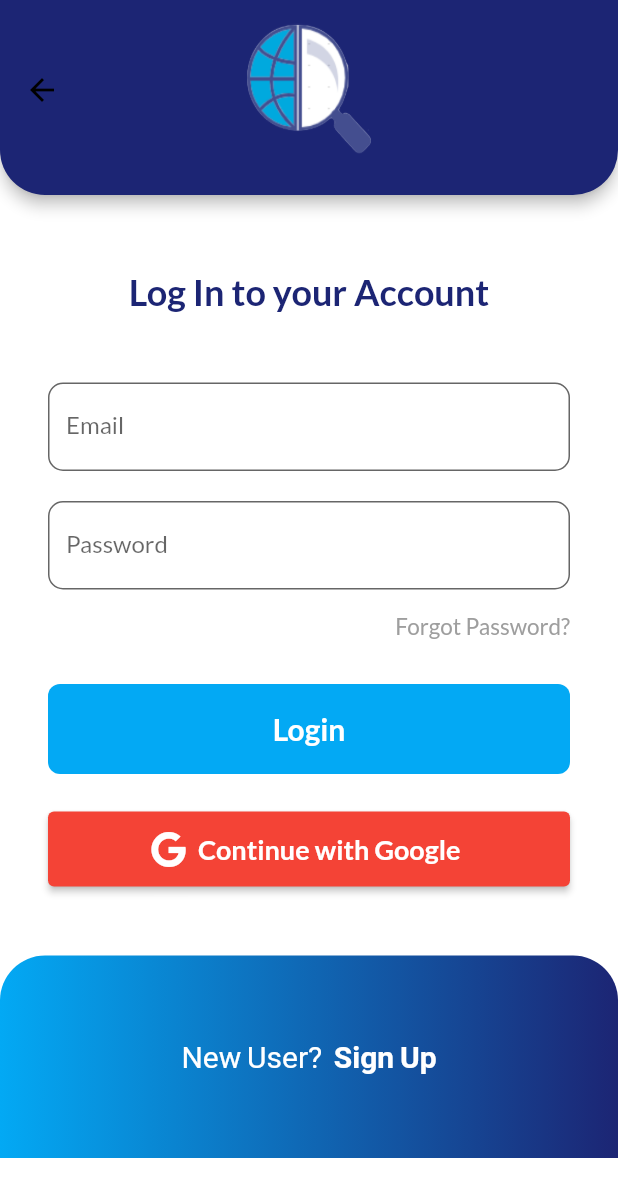
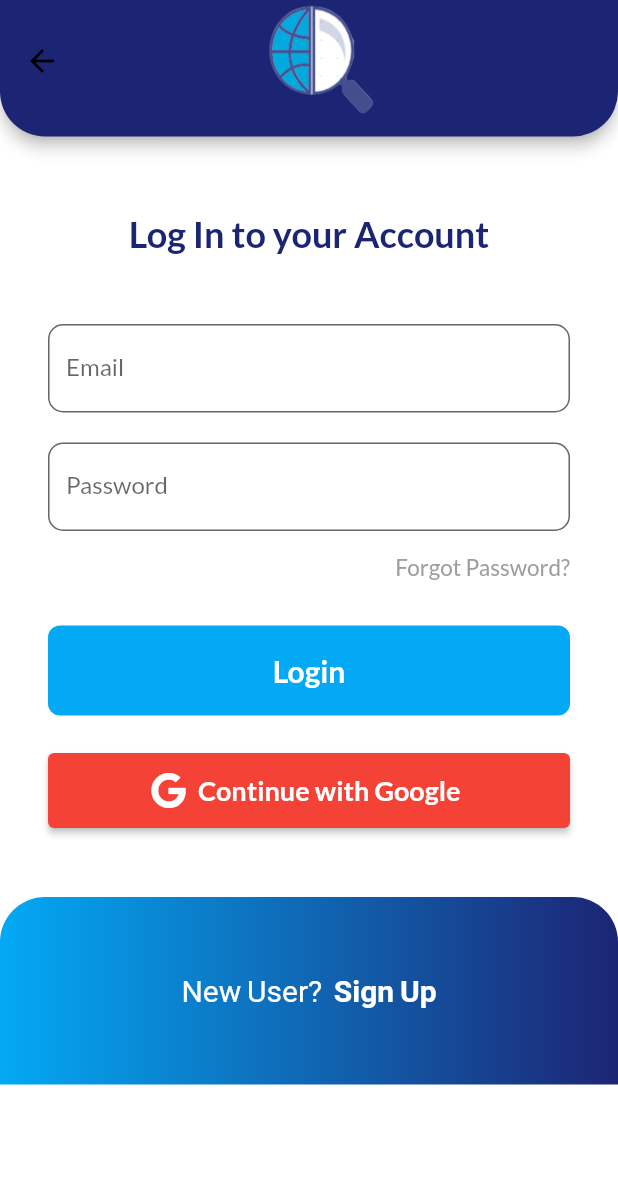
Before and after one commit to shubhgosalia/NewzFeed---Flutter-Project, a Flutter app: the LoginPage screen opened by its route, on a phone screen of 412 x 824 dp. Shown: the top 1197 px of the screen. Run offline on Flutter 3.47's test engine with Material 2 defaults, Android fonts, the phone set to English and light mode, and no system bars; our stand-ins replace fancy_bottom_navigation, firebase_auth, firebase_core, flutter_secure_storage, font_awesome_flutter, get and 2 more; accounts and stored records are empty.

Commit message:
ui fixed

```diff
--- a/flutter_application/lib/pages/login_page.dart
+++ b/flutter_application/lib/pages/login_page.dart
@@ -49,15 +49,20 @@ class _LoginPageState extends State<LoginPage> {
     return Scaffold(
       backgroundColor: Colors.white,
       appBar: PreferredSize(
-          preferredSize: Size.fromHeight(130.0), // here the desired height
+          preferredSize: Size.fromHeight(91.0), // here the desired height
           child: AppBar(
             centerTitle: true,
-            toolbarHeight: 120,
-            title: Image.asset(
-              "assets/images/newzfeed_logoooo_new.png",
-              fit: BoxFit.fill,
-              height: 90,
-              width: 90,
+            toolbarHeight: 81,
+            title: Container(
+              child: Align(
+                alignment: Alignment(-0.16, 1),
+                child: Image.asset(
+                  "assets/images/newzfeed_logoooo_new.png",
+                  fit: BoxFit.fill,
+                  height: 75,
+                  width: 75,
+                ),
+              ),
             ),
             backgroundColor: Color(0xff1C2574),
             shape: RoundedRectangleBorder(
@@ -239,7 +244,7 @@ class _LoginPageState extends State<LoginPage> {
                         //  ),
                         ),
                     width: 420,
-                    height: 135,
+                    height: 125,
                     decoration: BoxDecoration(
                         color: Colors.lightBlue,
                         borderRadius: BorderRadius.only(
--- a/flutter_application/lib/pages/start_page.dart
+++ b/flutter_application/lib/pages/start_page.dart
@@ -15,7 +15,7 @@ class StartPage extends StatelessWidget {
             children: <Widget>[
           Container(
             width: 420,
-            height: 230,
+            height: 212.95,
             decoration: BoxDecoration(
               borderRadius: BorderRadius.only(
                 bottomLeft: Radius.circular(60.0),
@@ -28,7 +28,7 @@ class StartPage extends StatelessWidget {
           ),
           Container(
             width: 420,
-            height: 360.5,
+            height: 355.1,
             decoration: BoxDecoration(
               image: DecorationImage(
                 image: AssetImage('assets/images/news_logo_cover.png'),
@@ -38,7 +38,7 @@ class StartPage extends StatelessWidget {
           ),
           Container(
             width: 420,
-            height: 230,
+            height: 212.95,
             decoration: BoxDecoration(
               borderRadius: BorderRadius.only(
                 topLeft: Radius.circular(60.0),
```
Also changed, not shown: flutter_application/lib/pages/signup_page.dart (+5 -5 lines).
